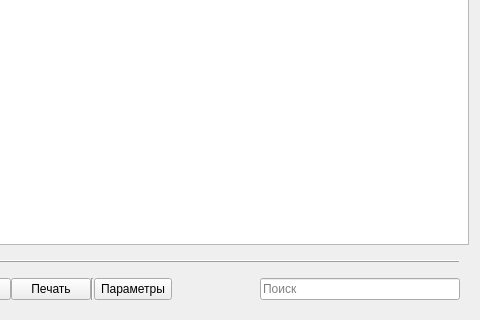
The window that tabrepairs.ui (solderercb/snap_crm) describes before a commit, drawn with Qt 5; both pictures show x 544 to 1024 and y 448 to 768 of the 1024 by 768 pixel window.
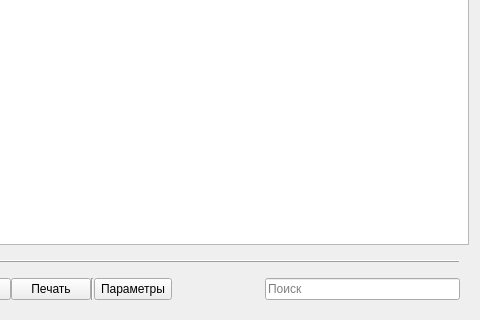
The same window after the commit. Icons and pictures are not drawn. Custom widgets are drawn as their Qt base class.

The edit to the form file:
```diff
--- a/tabrepairs.ui
+++ b/tabrepairs.ui
@@ -249,7 +249,7 @@
             <property name="sizeConstraint">
              <enum>QLayout::SetFixedSize</enum>
             </property>
-            <item row="0" column="0">
+            <item row="0" column="1">
              <widget class="QLineEdit" name="lineEditSearch">
               <property name="placeholderText">
                <string>Поиск</string>
@@ -259,6 +259,22 @@
               </property>
              </widget>
             </item>
+            <item row="0" column="0">
+             <widget class="QWidget" name="widgetIsFilterActive" native="true">
+              <property name="minimumSize">
+               <size>
+                <width>5</width>
+                <height>0</height>
+               </size>
+              </property>
+              <property name="maximumSize">
+               <size>
+                <width>5</width>
+                <height>16777215</height>
+               </size>
+              </property>
+             </widget>
+            </item>
            </layout>
           </item>
          </layout>
```
